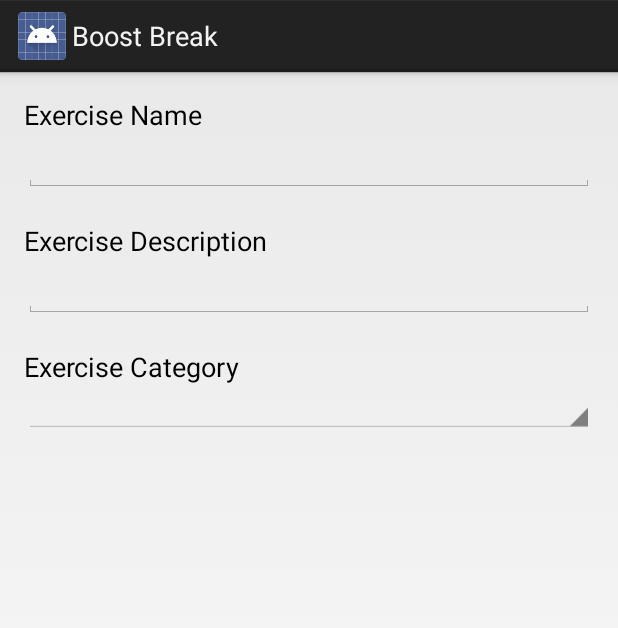
After one commit to a-songac/boost-break, an Android app: the layout add_exercise_layout.xml on its own in the app's theme, with its tools: preview values and no code run, on a phone screen of 412 x 824 dp. The commit adds this screen. Shown: the top 628 px of the screen. Run offline under Robolectric (Android 15) with nearby library versions, the phone set to English and light mode, and no system bars.

Commit message:
Implement exercise addition and disable function

```diff
--- a/app/src/main/AndroidManifest.xml
+++ b/app/src/main/AndroidManifest.xml
@@ -41,10 +41,6 @@
             android:name=".broadcastreceiver.AlarmReceiver" />
 
         <activity
-            android:name=".activity.ExercisesListActivity"
-            android:label="@string/title_activity_exercises_list" >
-        </activity>
-        <activity
             android:name=".activity.StatisticsActivity"
             android:label="@string/title_activity_statistics" >
         </activity>
--- a/app/src/main/java/project/boostbreak/database/DBContract.java
+++ b/app/src/main/java/project/boostbreak/database/DBContract.java
@@ -19,6 +19,7 @@ public class DBContract {
         public static final String COLUMN_NAME = "name";
         public static final String COLUMN_DESCRIPTION = "description";
         public static final String COLUMN_CATEGORY = "category";
+        public static final String COLUMN_ENABLED = "enabled";
 
         public static final Integer UPPER_BODY = 0;
         public static final Integer LOWER_BODY = 1;
--- a/app/src/main/res/layout-sw600dp/activity_exercises_list.xml
+++ b/app/src/main/res/layout-sw600dp/activity_exercises_list.xml
@@ -6,9 +6,7 @@
     android:paddingLeft="@dimen/activity_horizontal_margin"
     android:paddingRight="@dimen/activity_horizontal_margin"
     android:paddingTop="@dimen/activity_vertical_margin"
-    android:paddingBottom="@dimen/activity_vertical_margin"
-    tools:context="project.boostbreak.activity.ExercisesListActivity">
-
+    android:paddingBottom="@dimen/activity_vertical_margin">
     <!-- "Fragment A: Exercise" -->
     <fragment
         android:name="project.boostbreak.ui.fragment.ExercisesListFragment"
--- /dev/null
+++ b/app/src/main/res/layout/add_exercise_layout.xml
@@ -0,0 +1,46 @@
+<?xml version="1.0" encoding="utf-8"?>
+<LinearLayout
+    xmlns:android="http://schemas.android.com/apk/res/android"
+    android:orientation="vertical"
+    android:layout_width="match_parent"
+    android:layout_height="match_parent"
+    android:padding="@dimen/activity_horizontal_margin">
+
+
+    <TextView
+        android:layout_width="wrap_content"
+        android:layout_height="wrap_content"
+        android:textAppearance="?android:attr/textAppearanceMedium"
+        android:text="Exercise Name"
+        />
+
+    <EditText
+        android:id="@+id/exercise_name_edit_text"
+        android:layout_width="match_parent"
+        android:layout_height="wrap_content"
+        android:layout_marginBottom="20dp"/>
+    <TextView
+        android:layout_width="wrap_content"
+        android:layout_height="wrap_content"
+        android:textAppearance="?android:attr/textAppearanceMedium"
+        android:text="Exercise Description"
+        />
+
+    <EditText
+        android:id="@+id/exercise_description_edit_text"
+        android:layout_width="match_parent"
+        android:layout_height="wrap_content"
+        android:layout_marginBottom="20dp"/>
+
+    <TextView
+        android:layout_width="wrap_content"
+        android:layout_height="wrap_content"
+        android:textAppearance="?android:attr/textAppearanceMedium"
+        android:text="Exercise Category" />
+
+    <Spinner
+        android:id="@+id/exercise_category_spinner"
+        android:layout_width="match_parent"
+        android:layout_height="wrap_content"/>
+
+</LinearLayout>
```
Also changed, not shown: app/src/main/java/project/boostbreak/activity/ExercisesListActivity.java (deleted, +0 -62 lines), app/src/main/java/project/boostbreak/database/DBHelper.java (+12 -2 lines), app/src/main/java/project/boostbreak/database/ExerciseDAO.java (+40 -11 lines), app/src/main/java/project/boostbreak/helper/AlertDialogHelper.java (added, +87 -0 lines), app/src/main/java/project/boostbreak/model/Exercise.java (+21 -0 lines), app/src/main/java/project/boostbreak/ui/adapter/ExerciseListAdapter.java (+24 -1 lines), app/src/main/java/project/boostbreak/ui/fragment/ExerciseAdditionCallBack.java (added, +10 -0 lines), app/src/main/java/project/boostbreak/ui/fragment/ExercisesListFragment.java (+36 -7 lines), app/src/main/java/project/boostbreak/ui/view/binder/AddExerciseFormViewBinder.java (added, +66 -0 lines), app/src/main/java/project/boostbreak/ui/view/holder/AddExerciseFormViewHolder.java (added, +38 -0 lines), app/src/main/res/menu/menu_exercises_list.xml (+4 -5 lines), app/src/main/res/values/strings.xml (+21 -2 lines).
